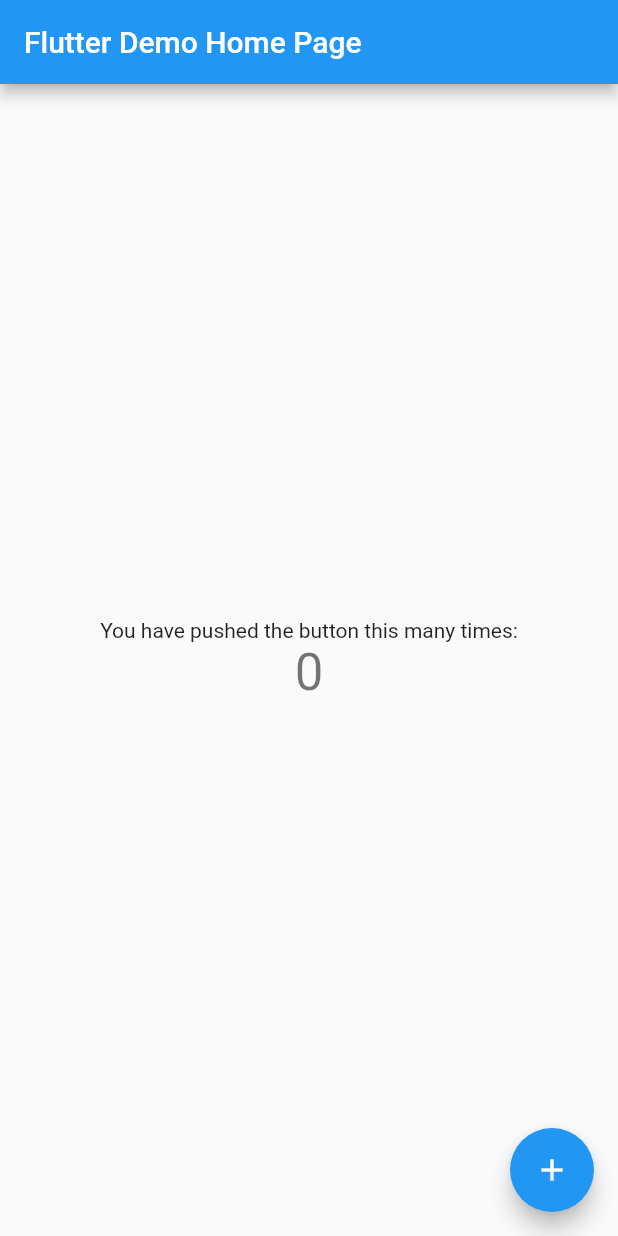
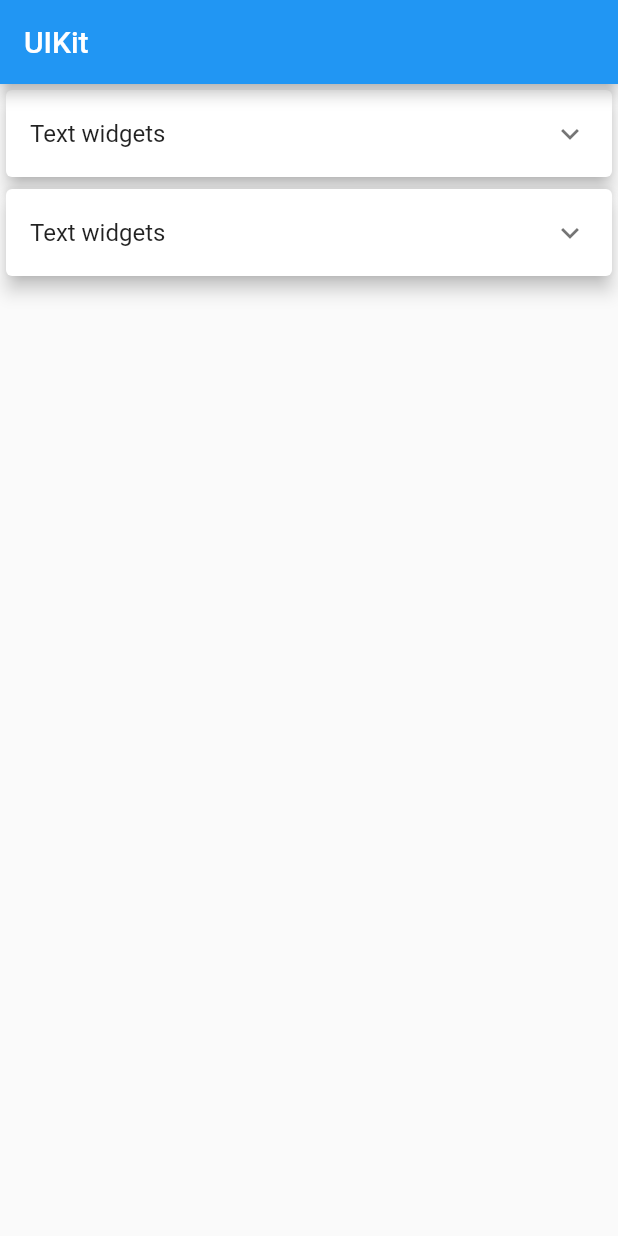
Before and after one commit to Dash-Kit/dash-kit-ui-kit, a Flutter app: the screen it shows after launch, on a phone screen of 412 x 824 dp. Run offline on Flutter 3.47's test engine with Material 2 defaults, Android fonts, the phone set to English and light mode, and no system bars.

Commit message:
create uikit with styles

```diff
--- a/example/lib/main.dart
+++ b/example/lib/main.dart
@@ -1,4 +1,6 @@
+import 'package:example/widgets/ui_kit/widget_groups.dart';
 import 'package:flutter/material.dart';
+import 'package:uikit/uikit.dart';
 
 void main() => runApp(MyApp());
 
@@ -6,106 +8,13 @@ class MyApp extends StatelessWidget {
   // This widget is the root of your application.
   @override
   Widget build(BuildContext context) {
+    registerWidgetGroups();
     return MaterialApp(
-      title: 'Flutter Demo',
+      title: 'UIKit Demo',
       theme: ThemeData(
-        // This is the theme of your application.
-        //
-        // Try running your application with "flutter run". You'll see the
-        // application has a blue toolbar. Then, without quitting the app, try
-        // changing the primarySwatch below to Colors.green and then invoke
-        // "hot reload" (press "r" in the console where you ran "flutter run",
-        // or simply save your changes to "hot reload" in a Flutter IDE).
-        // Notice that the counter didn't reset back to zero; the application
-        // is not restarted.
         primarySwatch: Colors.blue,
       ),
-      home: MyHomePage(title: 'Flutter Demo Home Page'),
+      home: UiKitPage(),
     );
   }
 }
-
-class MyHomePage extends StatefulWidget {
-  MyHomePage({Key key, this.title}) : super(key: key);
-
-  // This widget is the home page of your application. It is stateful, meaning
-  // that it has a State object (defined below) that contains fields that affect
-  // how it looks.
-
-  // This class is the configuration for the state. It holds the values (in this
-  // case the title) provided by the parent (in this case the App widget) and
-  // used by the build method of the State. Fields in a Widget subclass are
-  // always marked "final".
-
-  final String title;
-
-  @override
-  _MyHomePageState createState() => _MyHomePageState();
-}
-
-class _MyHomePageState extends State<MyHomePage> {
-  int _counter = 0;
-
-  void _incrementCounter() {
-    setState(() {
-      // This call to setState tells the Flutter framework that something has
-      // changed in this State, which causes it to rerun the build method below
-      // so that the display can reflect the updated values. If we changed
-      // _counter without calling setState(), then the build method would not be
-      // called again, and so nothing would appear to happen.
-      _counter++;
-    });
-  }
-
-  @override
-  Widget build(BuildContext context) {
-    // This method is rerun every time setState is called, for instance as done
-    // by the _incrementCounter method above.
-    //
-    // The Flutter framework has been optimized to make rerunning build methods
-    // fast, so that you can just rebuild anything that needs updating rather
-    // than having to individually change instances of widgets.
-    return Scaffold(
-      appBar: AppBar(
-        // Here we take the value from the MyHomePage object that was created by
-        // the App.build method, and use it to set our appbar title.
-        title: Text(widget.title),
-      ),
-      body: Center(
-        // Center is a layout widget. It takes a single child and positions it
-        // in the middle of the parent.
-        child: Column(
-          // Column is also a layout widget. It takes a list of children and
-          // arranges them vertically. By default, it sizes itself to fit its
-          // children horizontally, and tries to be as tall as its parent.
-          //
-          // Invoke "debug painting" (press "p" in the console, choose the
-          // "Toggle Debug Paint" action from the Flutter Inspector in Android
-          // Studio, or the "Toggle Debug Paint" command in Visual Studio Code)
-          // to see the wireframe for each widget.
-          //
-          // Column has various properties to control how it sizes itself and
-          // how it positions its children. Here we use mainAxisAlignment to
-          // center the children vertically; the main axis here is the vertical
-          // axis because Columns are vertical (the cross axis would be
-          // horizontal).
-          mainAxisAlignment: MainAxisAlignment.center,
-          children: <Widget>[
-            Text(
-              'You have pushed the button this many times:',
-            ),
-            Text(
-              '$_counter',
-              style: Theme.of(context).textTheme.display1,
-            ),
-          ],
-        ),
-      ),
-      floatingActionButton: FloatingActionButton(
-        onPressed: _incrementCounter,
-        tooltip: 'Increment',
-        child: Icon(Icons.add),
-      ), // This trailing comma makes auto-formatting nicer for build methods.
-    );
-  }
-}
--- a/example/lib/widgets/styled_text.dart
+++ b/example/lib/widgets/styled_text.dart
@@ -3,11 +3,19 @@ import 'package:uikit/uikit.dart';
 
 class TextUiKitBuilder extends UiKitBuilder {
   @override
-  String get componentGroup => 'Texts';
+  String get componentGroup => 'Styled Texts';
   @override
   Type get componentType => Text;
+
   @override
   void buildComponentStates() {
-    build('Simple text', const Text('Hello world!'));
+    build('Black text', const Text('Hello world!'));
+    build(
+      'Grey text',
+      const Text(
+        'Hello world!',
+        style: TextStyle(color: Colors.grey),
+      ),
+    );
   }
 }
--- /dev/null
+++ b/example/lib/widgets/ui_kit/widget_groups.dart
@@ -0,0 +1,13 @@
+import 'package:example/widgets/styled_text.dart';
+import 'package:uikit/uikit.dart';
+
+void registerWidgetGroups() {
+  UiKit.register(() => [
+        UiComponentGroup('Text widgets', [
+          TextUiKitBuilder(),
+        ]),
+        UiComponentGroup('Text widgets', [
+          TextUiKitBuilder(),
+        ]),
+      ]);
+}
--- /dev/null
+++ b/lib/src/list_items/ui_group_list_item.dart
@@ -0,0 +1,51 @@
+import 'package:flutter/material.dart';
+import 'package:uikit/src/uikit_builder.dart';
+import 'package:uikit/src/modals/uikit_component_group.dart';
+import 'package:uikit/src/widget_states_modal.dart';
+
+class UIGroupListItem extends StatelessWidget {
+  const UIGroupListItem(this.data);
+
+  final UiComponentGroup data;
+
+  @override
+  Widget build(BuildContext context) {
+    return _buildTiles(data, context);
+  }
+
+  Widget _buildTiles(UiComponentGroup group, BuildContext context) {
+    return Card(
+      elevation: 5,
+      child: ExpansionTile(
+        key: PageStorageKey<UiComponentGroup>(group),
+        title: Text(group.name),
+        children: group.builders
+            .map((item) => _buildUIBuilder(item, context))
+            .toList(),
+      ),
+    );
+  }
+
+  Widget _buildUIBuilder(UiKitBuilder builder, BuildContext context) {
+    return Container(
+      width: double.infinity,
+      child: RaisedButton(
+        elevation: 0,
+        color: Colors.white,
+        padding: EdgeInsets.all(4),
+        child: Text(
+          builder.componentGroup,
+          style: TextStyle(
+            color: Colors.black,
+            fontSize: 14,
+          ),
+        ),
+        onPressed: () => _showWidgetStates(builder, context),
+      ),
+    );
+  }
+
+  void _showWidgetStates(UiKitBuilder builder, BuildContext context) {
+    Navigator.of(context).push(WidgetStatesModal(builder));
+  }
+}
--- a/lib/src/uikit.dart
+++ b/lib/src/uikit.dart
@@ -1,14 +1,13 @@
-import 'package:uikit/src/uikit_builder.dart';
-import 'package:uikit/src/uikit_component_group.dart';
+import 'package:uikit/src/modals/uikit_component_group.dart';
 
-typedef RegisterUiComponentsCallback = List<UiKitBuilder> Function();
+typedef RegisterUiComponentsCallback = List<UiComponentGroup> Function();
 
 abstract class UiKit {
   static RegisterUiComponentsCallback _registrationCallback;
   static List<UiComponentGroup> get uiComponentsGroups {
     final builders = _registrationCallback() ?? [];
     // Group here builders by component group field in the builders
-    return [];
+    return builders;
   }
 
   static void register(RegisterUiComponentsCallback registrationCallback) {
--- /dev/null
+++ b/lib/src/uikit_page.dart
@@ -0,0 +1,21 @@
+import 'package:flutter/material.dart';
+import 'package:uikit/src/list_items/ui_group_list_item.dart';
+import 'package:uikit/src/uikit.dart';
+import 'package:uikit/src/modals/uikit_component_group.dart';
+
+class UiKitPage extends StatelessWidget {
+  @override
+  Widget build(BuildContext context) {
+    final List<UiComponentGroup> groups = UiKit.uiComponentsGroups;
+    return Scaffold(
+      appBar: AppBar(
+        title: Text('UIKit'),
+      ),
+      body: ListView(
+        children: <Widget>[
+          ...groups.map((item) => UIGroupListItem(item)),
+        ],
+      ),
+    );
+  }
+}
--- /dev/null
+++ b/lib/src/widget_states_modal.dart
@@ -0,0 +1,67 @@
+import 'package:flutter/material.dart';
+import 'package:uikit/src/list_items/widget_state_list_item.dart';
+import 'package:uikit/src/uikit_builder.dart';
+
+class WidgetStatesModal extends ModalRoute<void> {
+  WidgetStatesModal(this.builder);
+
+  final UiKitBuilder builder;
+
+  @override
+  Duration get transitionDuration => Duration(milliseconds: 200);
+
+  @override
+  bool get opaque => false;
+
+  @override
+  bool get barrierDismissible => false;
+
+  @override
+  Color get barrierColor => Colors.black.withOpacity(0.5);
+
+  @override
+  String get barrierLabel => null;
+
+  @override
+  bool get maintainState => true;
+
+  @override
+  Widget buildPage(
+    BuildContext context,
+    Animation<double> animation,
+    Animation<double> secondaryAnimation,
+  ) {
+    // This makes sure that text and other content follows the material style
+    return Scaffold(
+      appBar: AppBar(
+        title: Text(builder.componentGroup),
+        leading: IconButton(
+          icon: Icon(Icons.close),
+          onPressed: () => Navigator.of(context).pop(),
+        ),
+      ),
+      body: ListView(shrinkWrap: true, children: _buildWidgets()),
+    );
+  }
+
+  List<Widget> _buildWidgets() {
+    return builder
+        .getComponentsStates()
+        .map((item) => WidgetStateListItem(item))
+        .toList();
+  }
+
+  @override
+  Widget buildTransitions(BuildContext context, Animation<double> animation,
+      Animation<double> secondaryAnimation, Widget child) {
+    var begin = Offset(0.0, 1.0);
+    var end = Offset.zero;
+    var tween = Tween(begin: begin, end: end);
+    var offsetAnimation = animation.drive(tween);
+
+    return SlideTransition(
+      position: offsetAnimation,
+      child: child,
+    );
+  }
+}
--- a/lib/uikit.dart
+++ b/lib/uikit.dart
@@ -1,5 +1,6 @@
 library uikit;
 
 export 'src/uikit.dart';
+export 'src/uikit_page.dart';
 export 'src/uikit_builder.dart';
-export 'src/uikit_component_group.dart';
+export 'src/modals/uikit_component_group.dart';
--- a/pubspec.yaml
+++ b/pubspec.yaml
@@ -2,10 +2,10 @@ name: uikit
 description: UI Kit for any new Flutter project.
 version: 0.0.1
 author:
-homepage:
+homepage: https://github.com/mobile-dualbootpartners/flutter-ui-kit
 
 environment:
-  sdk: ">=2.1.0 <3.0.0"
+  sdk: ">=2.2.2 <3.0.0"
 
 dependencies:
   flutter:
```
Also changed, not shown: lib/src/list_items/widget_state_list_item.dart (added, +42 -0 lines), lib/src/modals/component_state.dart (added, +7 -0 lines), lib/src/uikit_builder.dart (+1 -6 lines), example/lib/widgets/ui_kit/ui_kit.dart (deleted), lib/src/modals/uikit_component_group.dart (renamed from lib/src/uikit_component_group.dart), 8 other files.
